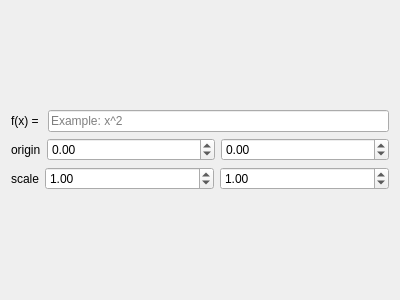
This is ui/functionview.ui in EsGeh/function-graph-explorer as Qt 5 draws it before an edit. The edited form follows.
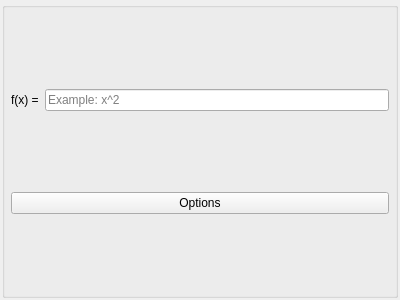
This is the edited form.

Commit message: improve gui: spacing, outsource disply opts as dialog.

Diff of the .ui file:
```diff
--- a/ui/functionview.ui
+++ b/ui/functionview.ui
@@ -13,15 +13,46 @@
   <property name="windowTitle">
    <string>Form</string>
   </property>
-  <layout class="QVBoxLayout" name="verticalLayout_2">
+  <layout class="QVBoxLayout" name="verticalLayout_2" stretch="0">
+   <property name="spacing">
+    <number>2</number>
+   </property>
+   <property name="leftMargin">
+    <number>2</number>
+   </property>
+   <property name="topMargin">
+    <number>2</number>
+   </property>
+   <property name="rightMargin">
+    <number>2</number>
+   </property>
+   <property name="bottomMargin">
+    <number>2</number>
+   </property>
    <item>
+    <widget class="QGroupBox" name="groupBox">
+     <property name="title">
+      <string/>
+     </property>
     <layout class="QVBoxLayout" name="verticalLayout">
+      <property name="leftMargin">
+       <number>6</number>
+      </property>
+      <property name="topMargin">
+       <number>6</number>
+      </property>
+      <property name="rightMargin">
+       <number>6</number>
+      </property>
+      <property name="bottomMargin">
+       <number>6</number>
+      </property>
      <item>
       <layout class="QHBoxLayout" name="horizontalLayout">
        <item>
         <widget class="QLabel" name="formulaLabel">
          <property name="text">
-          <string>f(x) = </string>
+           <string>f(x) =</string>
          </property>
         </widget>
        </item>
@@ -35,101 +66,14 @@
       </layout>
      </item>
      <item>
-      <layout class="QHBoxLayout" name="horizontalLayout_2" stretch="0,1,1">
-       <property name="sizeConstraint">
-        <enum>QLayout::SetMinimumSize</enum>
-       </property>
-       <item>
-        <widget class="QLabel" name="label">
+       <widget class="QPushButton" name="optionsBtn">
          <property name="text">
-          <string>origin</string>
+         <string>Options</string>
          </property>
         </widget>
        </item>
-       <item>
-        <widget class="QDoubleSpinBox" name="originX">
-         <property name="enabled">
-          <bool>true</bool>
-         </property>
-         <property name="minimum">
-          <double>-100.000000000000000</double>
-         </property>
-         <property name="maximum">
-          <double>100.000000000000000</double>
-         </property>
-         <property name="singleStep">
-          <double>0.100000000000000</double>
-         </property>
-         <property name="value">
-          <double>0.000000000000000</double>
-         </property>
-        </widget>
-       </item>
-       <item>
-        <widget class="QDoubleSpinBox" name="originY">
-         <property name="enabled">
-          <bool>true</bool>
-         </property>
-         <property name="minimum">
-          <double>-100.000000000000000</double>
-         </property>
-         <property name="maximum">
-          <double>100.000000000000000</double>
-         </property>
-         <property name="singleStep">
-          <double>0.100000000000000</double>
-         </property>
-         <property name="value">
-          <double>0.000000000000000</double>
-         </property>
-        </widget>
-       </item>
-      </layout>
-     </item>
-     <item>
-      <layout class="QHBoxLayout" name="horizontalLayout_3" stretch="0,1,1">
-       <item>
-        <widget class="QLabel" name="label_2">
-         <property name="text">
-          <string>scale</string>
-         </property>
-        </widget>
-       </item>
-       <item>
-        <widget class="QDoubleSpinBox" name="scaleX">
-         <property name="minimum">
-          <double>0.500000000000000</double>
-         </property>
-         <property name="maximum">
-          <double>100.000000000000000</double>
-         </property>
-         <property name="singleStep">
-          <double>0.500000000000000</double>
-         </property>
-         <property name="value">
-          <double>1.000000000000000</double>
-         </property>
-        </widget>
-       </item>
-       <item>
-        <widget class="QDoubleSpinBox" name="scaleY">
-         <property name="minimum">
-          <double>0.500000000000000</double>
-         </property>
-         <property name="maximum">
-          <double>100.000000000000000</double>
-         </property>
-         <property name="singleStep">
-          <double>0.500000000000000</double>
-         </property>
-         <property name="value">
-          <double>1.000000000000000</double>
-         </property>
-        </widget>
-       </item>
-      </layout>
-     </item>
-    </layout>
+     </layout>
+    </widget>
    </item>
   </layout>
  </widget>
```
Lines whose indentation alone changed are shown as unchanged. The commit also changes 9 other files.
